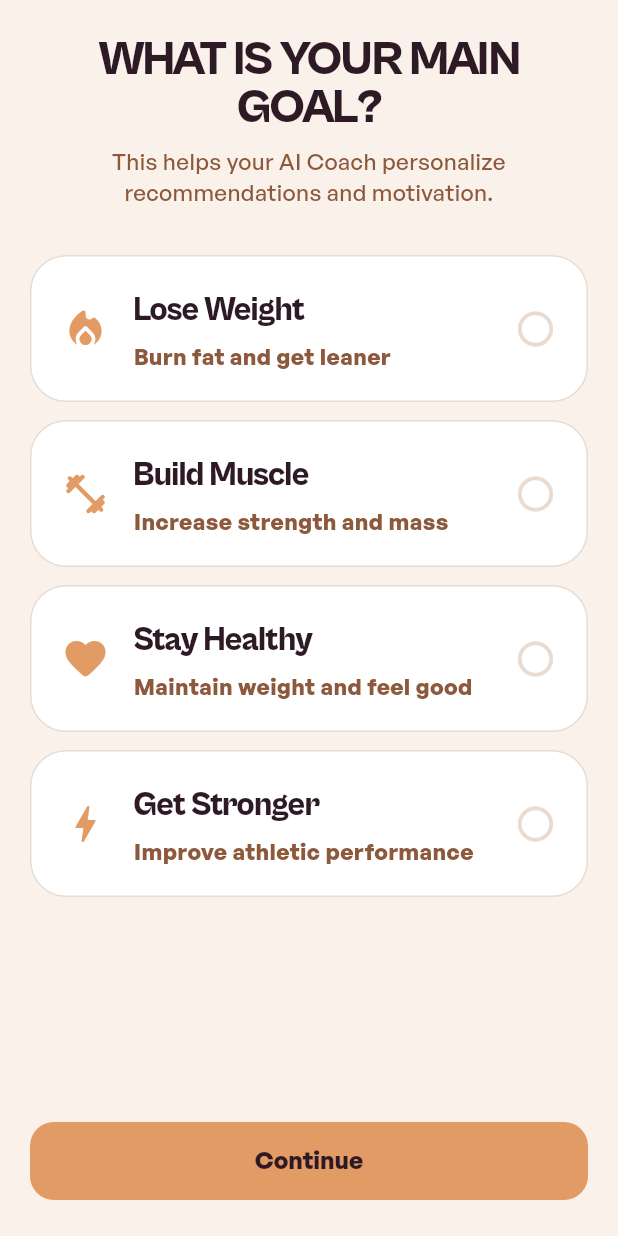
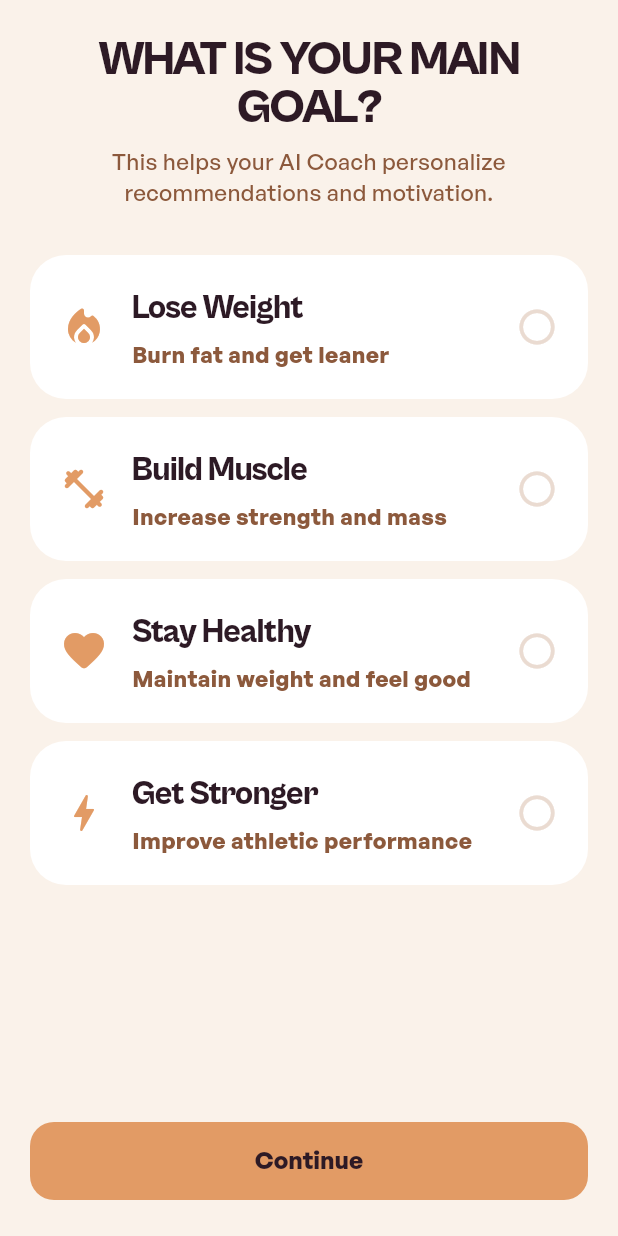
Before and after one commit to shravan-vasala/Sthira-Without-Mitra, a Flutter app: the GoalSelectionPage widget shown alone on an empty page, opened directly with empty values, on a phone screen of 412 x 824 dp. Run offline on Flutter 3.47's test engine with Material 3 defaults, Android fonts, the phone set to English and light mode, and no system bars; our stand-ins replace cached_network_image, cloud_firestore, confetti, connectivity_plus, csv, file_picker and 21 more; missing offline and left inert: encrypt, googleai_dart, health, home_widget, pointycastle; accounts and stored records are empty; generated files the repository leaves out were written again; project files that could hold a hidden picture were left out.

Commit message:
style: Strip border configurations from all Onboarding layout containers

```diff
--- a/lib/screens/onboarding/pages/about_you_page.dart
+++ b/lib/screens/onboarding/pages/about_you_page.dart
@@ -253,7 +253,6 @@ class _AboutYouPageState extends State<AboutYouPage> with SingleTickerProviderSt
                   decoration: BoxDecoration(
                     color: context.colors.primary.withValues(alpha: 0.1),
                     borderRadius: BorderRadius.circular(100),
-                    border: Border.all(color: context.colors.primary.withValues(alpha: 0.3)),
                   ),
                   child: Row(
                     mainAxisSize: MainAxisSize.min,
--- a/lib/screens/onboarding/pages/goal_selection_page.dart
+++ b/lib/screens/onboarding/pages/goal_selection_page.dart
@@ -158,15 +158,7 @@ class _GoalSelectionPageState extends ConsumerState<GoalSelectionPage>
                             color: isSelected
                                 ? context.colors.primary
                                 : context.colors.card,
-                            borderRadius: BorderRadius.circular(
-                              24,
-                            ), // kRadiusLg
-                            border: Border.all(
-                              color: isSelected
-                                  ? context.colors.primary
-                                  : context.colors.border,
-                              width: isSelected ? 2 : 1,
-                            ),
+                            borderRadius: BorderRadius.circular(24),
                           ),
                           padding: const EdgeInsets.all(20),
                           child: Row(
--- a/lib/screens/onboarding/pages/your_plan_page.dart
+++ b/lib/screens/onboarding/pages/your_plan_page.dart
@@ -264,7 +264,6 @@ class _MacroChip extends StatelessWidget {
       decoration: BoxDecoration(
         color: color.withOpacity(0.15),
         borderRadius: BorderRadius.circular(16),
-        border: Border.all(color: color.withOpacity(0.3)),
       ),
       child: Text(
         label,
@@ -302,10 +301,6 @@ class _HabitTile extends StatelessWidget {
         decoration: BoxDecoration(
           color: selected ? context.colors.primary.withOpacity(0.15) : context.colors.inputFill,
           borderRadius: BorderRadius.circular(20),
-          border: Border.all(
-            color: selected ? context.colors.primary : context.colors.border.withOpacity(0.5),
-            width: selected ? 2 : 1,
-          ),
         ),
         child: Row(
           children: [
```
